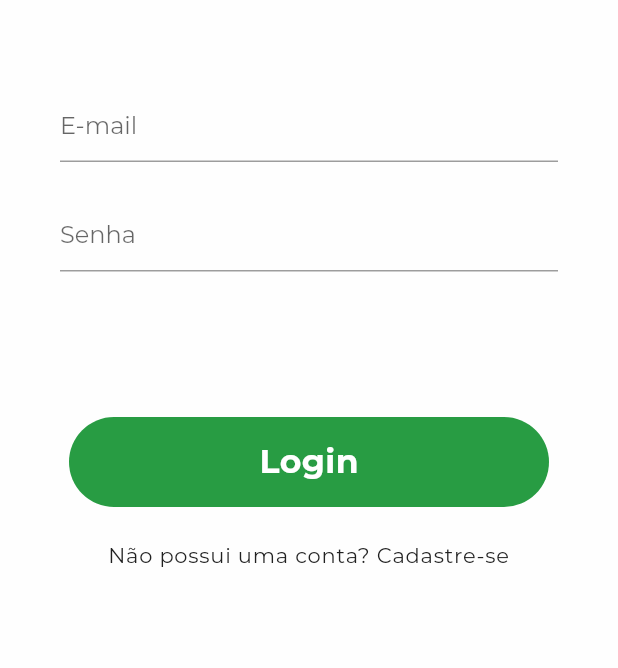
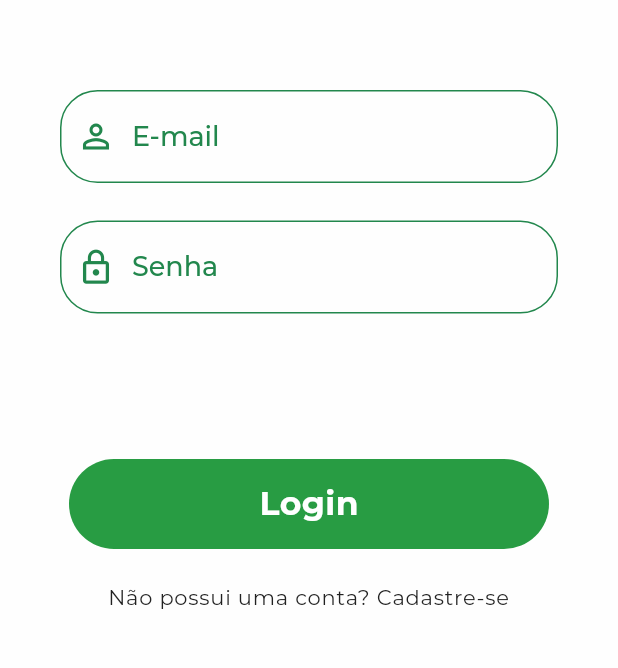
Before and after one commit to fernandofilhof3/plant_shop, a Flutter app: the screen it shows after launch, on a phone screen of 412 x 824 dp, the part 366-1034 px from its top. Run offline on Flutter 3.47's test engine with Material 2 defaults, Android fonts, the phone set to English and light mode, and no system bars; our stand-ins replace cloud_firestore, firebase_auth, flutter_svg, transparent_image; missing offline and left inert: bloc_pattern; accounts and stored records are empty.

Commit message:
ajuste layout login

```diff
--- a/lib/main.dart
+++ b/lib/main.dart
@@ -20,7 +20,8 @@ class MyApp extends StatelessWidget {
         theme: ThemeData(
           fontFamily: 'Montserrat',
           primaryColor: Color.fromRGBO(34, 135, 77, 1),
-          accentColor: Color.fromRGBO(40, 156, 67, 1)
+          accentColor: Color.fromRGBO(40, 156, 67, 1),
+          primaryColorDark: Color.fromRGBO(27, 108, 62, 1)
           ),
       ),
     );
--- a/lib/screens/login/login_screen.dart
+++ b/lib/screens/login/login_screen.dart
@@ -108,10 +108,10 @@ class _LoginScreenState extends State<LoginScreen>
       content: Text(
         'Usuário ou senha inválidos',
         textAlign: TextAlign.center,
-        style: TextStyle(fontSize: 16, letterSpacing: .8),
+        style: TextStyle(fontSize: 18, letterSpacing: .8, fontWeight: FontWeight.bold),
       ),
       backgroundColor: Colors.redAccent,
-      duration: Duration(milliseconds: 2000),
+      duration: Duration(milliseconds: 2200),
     ));
   }
 }
--- a/lib/screens/login/widgets/form_container.dart
+++ b/lib/screens/login/widgets/form_container.dart
@@ -1,10 +1,12 @@
-
 import 'package:flutter/material.dart';
 
 class FormContainer extends StatelessWidget {
   final _formkey = GlobalKey<FormState>();
   final _emailController = TextEditingController();
   final _passwordController = TextEditingController();
+
+  bool _invalidEmail = false;
+  bool _invalidPassword = false;
 
   final Function getCredentials;
   final Function getPassword;
@@ -21,34 +23,82 @@ class FormContainer extends StatelessWidget {
           children: <Widget>[
             TextFormField(
               controller: _emailController,
-              decoration: InputDecoration(hintText: 'E-mail'),
+              style: TextStyle(
+                  color: Theme.of(context).primaryColorDark,
+                  fontSize: 18,
+                  fontWeight: FontWeight.w500),
+              decoration: InputDecoration(
+                enabledBorder: OutlineInputBorder(
+                    borderRadius: BorderRadius.circular(25),
+                    borderSide:
+                        BorderSide(color: Theme.of(context).primaryColor)),
+                border: OutlineInputBorder(
+                    borderRadius: BorderRadius.circular(25)),
+                hintText: 'E-mail',
+                hintStyle: TextStyle(color: Theme.of(context).primaryColor),
+                prefixIcon: Icon(
+                  Icons.person_outline,
+                  size: 26,
+                  color: Theme.of(context).primaryColor,
+                ),
+              ),
               keyboardType: TextInputType.emailAddress,
               validator: (text) {
-                if (text.isEmpty || !text.contains('@'))
+                if (text.isEmpty || !text.contains('@')) {
+                  _invalidEmail = true;
                   return 'Email inválido';
+                } else {
+                  _invalidEmail = false;
+                }
               },
-              onFieldSubmitted: (email){
-                getCredentials(_emailController.text, _passwordController.text);
+              onFieldSubmitted: (email) {
+                if (_formkey.currentState.validate())
+                  getCredentials(
+                      _emailController.text, _passwordController.text);
               },
-
             ),
             SizedBox(
               height: 25,
             ),
             TextFormField(
               controller: _passwordController,
+              style: TextStyle(
+                  color: Theme.of(context).primaryColor,
+                  fontSize: 18,
+                  fontWeight: FontWeight.w500),
               decoration: InputDecoration(
                 hintText: 'Senha',
-
+                hintStyle: TextStyle(color: Theme.of(context).primaryColor),
+                prefixIcon: Icon(
+                  Icons.lock_outline,
+                  size: 26,
+                  color: Theme.of(context).primaryColor,
                 ),
+                enabledBorder: OutlineInputBorder(
+                    borderRadius: BorderRadius.circular(25),
+                    borderSide:
+                        BorderSide(color: Theme.of(context).primaryColor)),
+                border: OutlineInputBorder(
+                    borderRadius: BorderRadius.circular(25)),
+              ),
               obscureText: true,
               keyboardType: TextInputType.emailAddress,
               validator: (text) {
-                if (text.isEmpty)
+                if (text.isEmpty){
+                  _invalidPassword = true;
                   return 'Campo obrigatorio';
+                }
+                else if (text.length < 6){
+                  _invalidPassword = true;
+                  return 'A senha deve conter no minimo 6 digitos';
+                } else {
+                  _invalidPassword = false;
+                }
               },
-              onFieldSubmitted: (password){
-                getCredentials(_emailController.text, _passwordController.text);
+              onFieldSubmitted: (password) {
+                if (_formkey.currentState.validate())
+                  getCredentials(
+                      _emailController.text, _passwordController.text);
               },
             ),
           ],
--- a/lib/screens/login/widgets/stagger_animation.dart
+++ b/lib/screens/login/widgets/stagger_animation.dart
@@ -1,5 +1,3 @@
-import 'dart:developer';
-
 import 'package:bloc_pattern/bloc_pattern.dart';
 import 'package:flutter/material.dart';
 import 'package:plant_shop/bloc/auth_bloc.dart';
```
